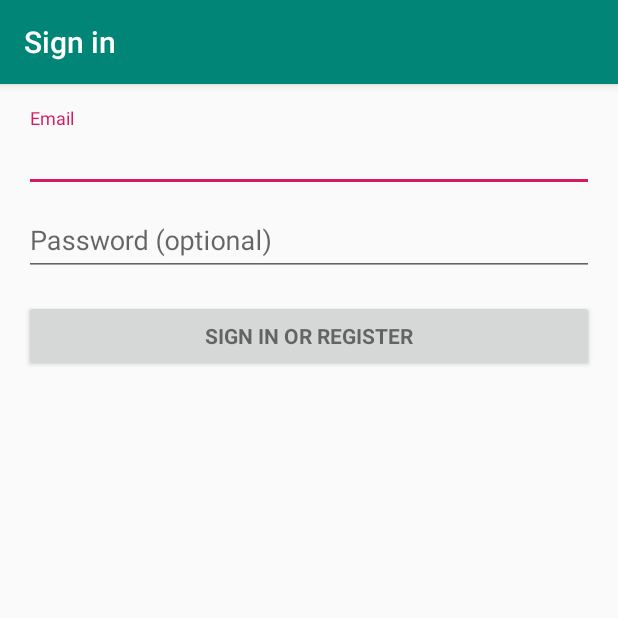
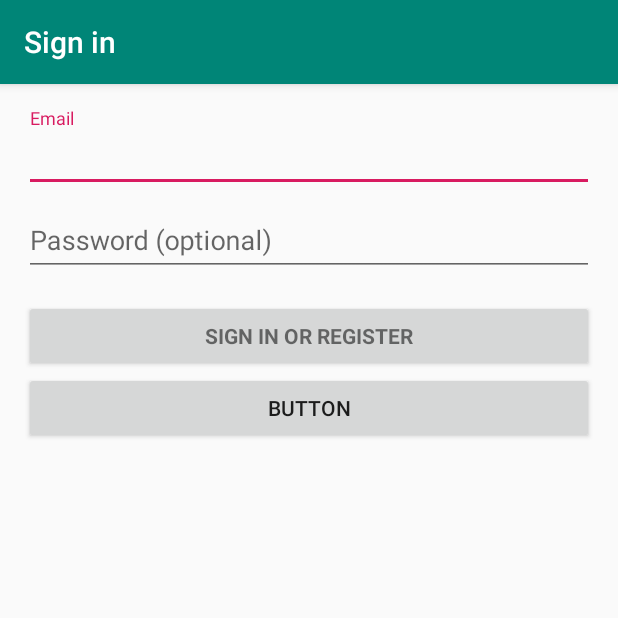
Before and after one commit to duongnhatlong/SaleManager, an Android app: the LoginActivity screen opened directly, with no data from a screen before it, on a phone screen of 412 x 824 dp, the top half of it. Run offline under Robolectric (Android 15) with nearby library versions, the phone set to English and light mode, and no system bars; 2 statements that could not run were skipped.

Commit message:
Update activity_login.xml

```diff
--- a/app/src/main/res/layout/activity_login.xml
+++ b/app/src/main/res/layout/activity_login.xml
@@ -73,6 +73,13 @@
                 android:text="@string/action_sign_in"
                 android:textStyle="bold" />
 
+            <Button
+                android:id="@+id/test"
+                android:layout_width="match_parent"
+                android:layout_height="wrap_content"
+                android:text="Button" />
+
         </LinearLayout>
     </ScrollView>
+
 </LinearLayout>
```
